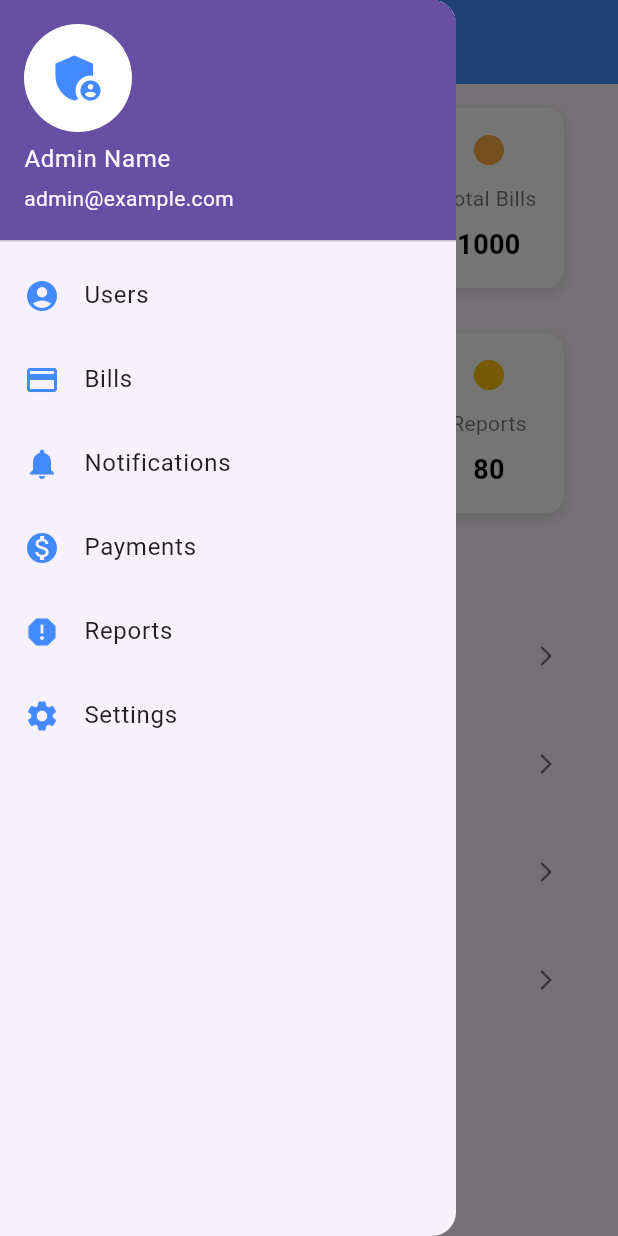
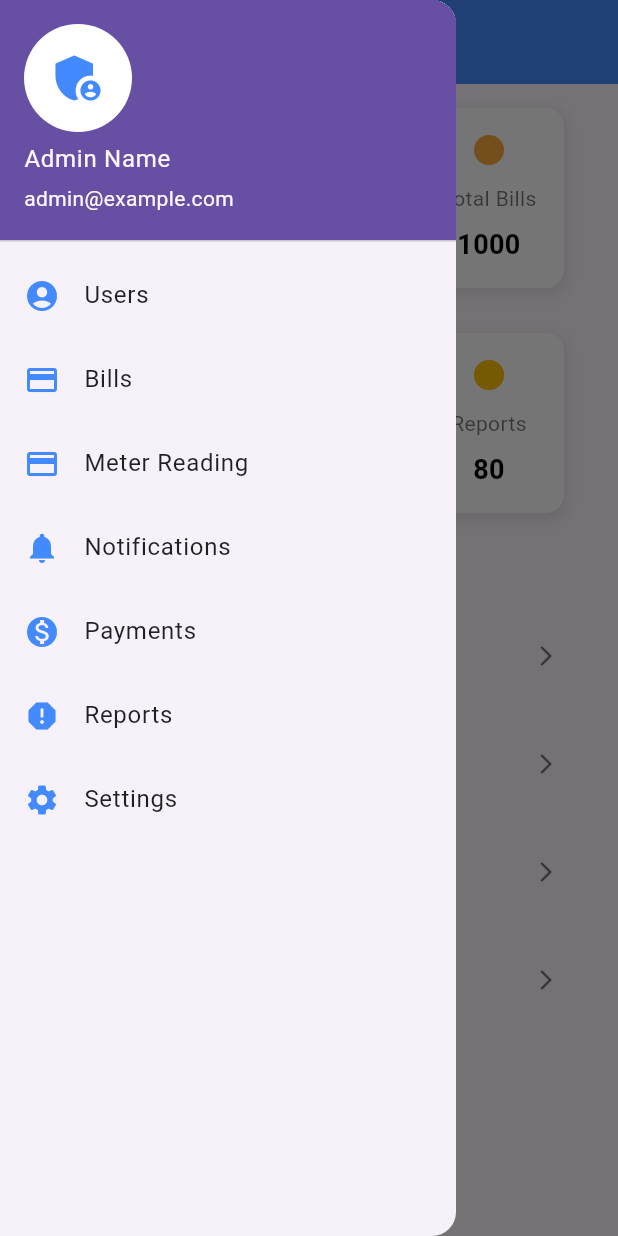
Before and after one commit to NexusGKSoftwares/admin_panel, a Flutter app: the DashboardScreen screen opened directly, with the side drawer open, on a phone screen of 412 x 824 dp. Run offline on Flutter 3.47's test engine with Material 3 defaults, Android fonts, the phone set to English and light mode, and no system bars.

Commit message:
"Added new ListTile for Meter Reading to DashboardScreen"

```diff
--- a/lib/screens/dashboard_screen.dart
+++ b/lib/screens/dashboard_screen.dart
@@ -184,6 +184,16 @@ class DashboardScreen extends StatelessWidget {
               );
             },
           ),
+            ListTile(
+            leading: const Icon(Icons.payment, color: Colors.blueAccent),
+            title: const Text('Meter Reading', style: TextStyle(color: Colors.black87)),
+            onTap: () {
+              Navigator.push(
+                context,
+                MaterialPageRoute(builder: (context) => MeterReadingScreen()),
+              );
+            },
+          ),
           ListTile(
             leading: const Icon(Icons.notifications, color: Colors.blueAccent),
             title: const Text('Notifications', style: TextStyle(color: Colors.black87)),
```
